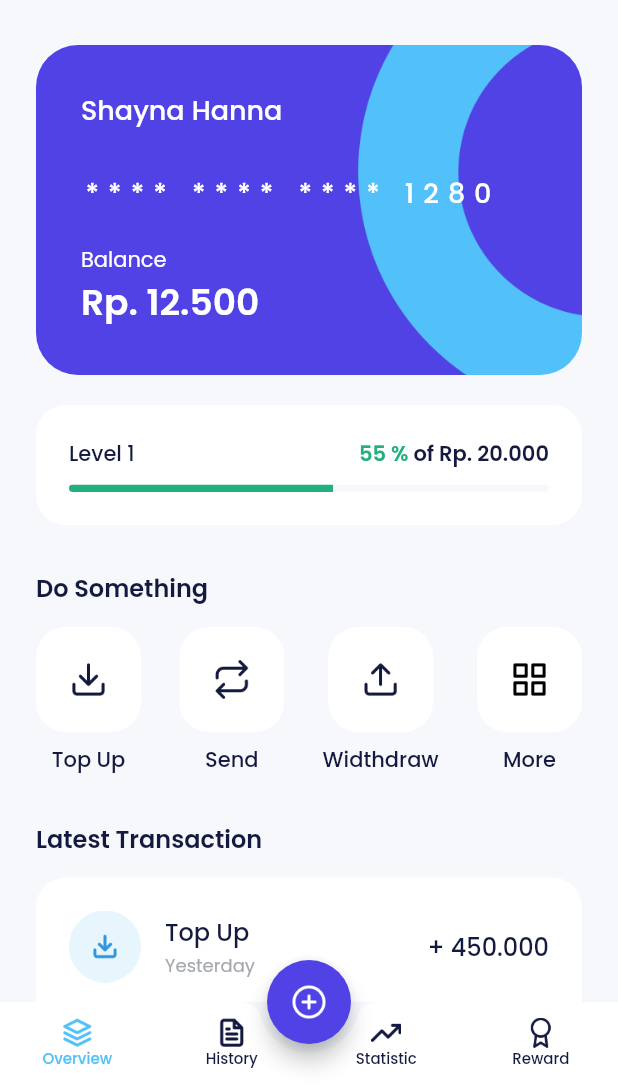
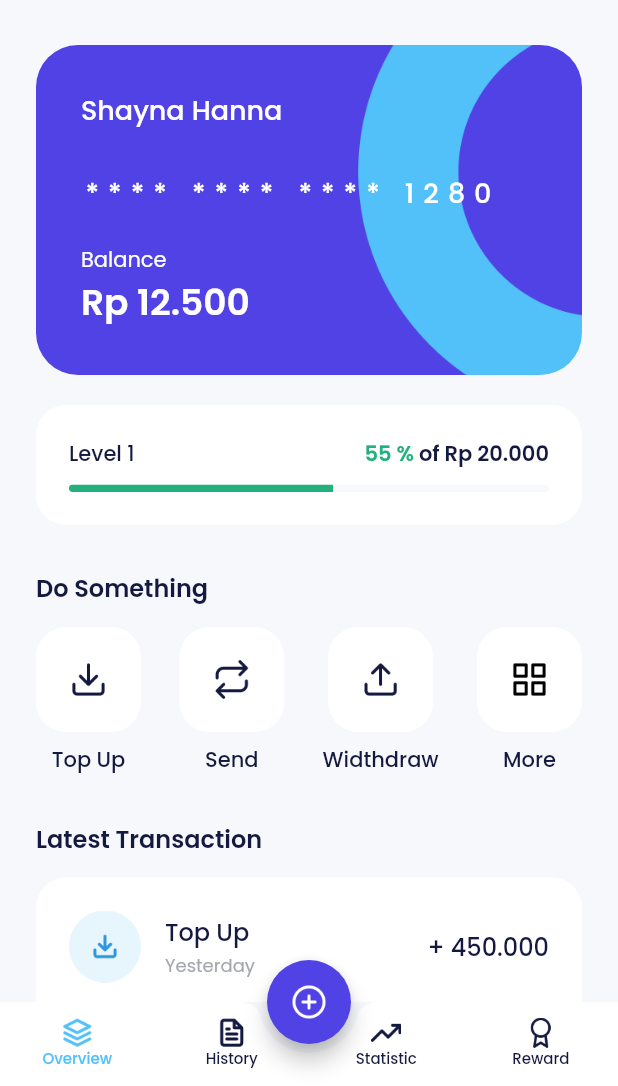
Before and after one commit to TedoHarisC/bank-sha, a Flutter app: the HomePage screen opened by its route, on a phone screen of 412 x 824 dp, the part 150-1236 px from its top. Run offline on Flutter 3.47's test engine with Material 2 defaults, Android fonts, the phone set to English and light mode, and no system bars; our stand-ins replace another_flushbar, carousel_slider, google_fonts.

```diff
--- a/lib/shared/shared_methods.dart
+++ b/lib/shared/shared_methods.dart
@@ -1,6 +1,7 @@
 import 'package:another_flushbar/flushbar.dart';
 import 'package:bank_sha/shared/theme.dart';
 import 'package:flutter/material.dart';
+import 'package:intl/intl.dart';
 
 void showCustomSnackbar(BuildContext context, String message) {
   Flushbar(
@@ -10,3 +11,14 @@ void showCustomSnackbar(BuildContext context, String message) {
     duration: const Duration(seconds: 2),
   ).show(context);
 }
+
+String formatCurrency(
+  num number, {
+  String symbol = 'Rp ',
+}) {
+  return NumberFormat.currency(
+    locale: 'id',
+    symbol: symbol,
+    decimalDigits: 0,
+  ).format(number);
+}
--- a/lib/ui/pages/data_provider_page.dart
+++ b/lib/ui/pages/data_provider_page.dart
@@ -1,3 +1,4 @@
+import 'package:bank_sha/shared/shared_methods.dart';
 import 'package:bank_sha/shared/theme.dart';
 import 'package:bank_sha/ui/widgets/buttons.dart';
 import 'package:bank_sha/ui/widgets/data_povider_item.dart';
@@ -45,7 +46,7 @@ class DataProviderPage extends StatelessWidget {
                   ),
                   const SizedBox(height: 2),
                   Text(
-                    'Balance: Rp 180.000.000',
+                    'Balance: ${formatCurrency(180000000)}',
                     style: greyTextStyle.copyWith(
                       fontSize: 12,
                     ),
--- a/lib/ui/pages/home_page.dart
+++ b/lib/ui/pages/home_page.dart
@@ -1,3 +1,4 @@
+import 'package:bank_sha/shared/shared_methods.dart';
 import 'package:bank_sha/shared/theme.dart';
 import 'package:bank_sha/ui/widgets/home_latest_transaction.dart';
 import 'package:bank_sha/ui/widgets/home_service_item.dart';
@@ -191,7 +192,7 @@ class HomePage extends StatelessWidget {
             style: whiteTextStyle,
           ),
           Text(
-            'Rp. 12.500',
+            formatCurrency(12500),
             style: whiteTextStyle.copyWith(
               fontSize: 24,
               fontWeight: semiBold,
@@ -226,7 +227,7 @@ class HomePage extends StatelessWidget {
                 ),
               ),
               Text(
-                'of Rp. 20.000',
+                'of ${formatCurrency(20000)}',
                 style: blackTextStyle.copyWith(
                   fontWeight: semiBold,
                 ),
@@ -326,36 +327,36 @@ class HomePage extends StatelessWidget {
               color: whiteColor,
             ),
             child: Column(
-              children: const [
+              children: [
                 HomeLatestTransactionItem(
                   iconUrl: 'assets/ic_transaction_category1.png',
                   title: 'Top Up',
                   date: 'Yesterday',
-                  value: '+ 450.000',
+                  value: '+ ${formatCurrency(450000, symbol: '')}',
                 ),
                 HomeLatestTransactionItem(
                   iconUrl: 'assets/ic_transaction_category2.png',
                   title: 'Cashback',
                   date: 'Sep 11',
-                  value: '+ 22.000',
+                  value: '+ ${formatCurrency(22000, symbol: '')}',
                 ),
                 HomeLatestTransactionItem(
                   iconUrl: 'assets/ic_transaction_category3.png',
                   title: 'Withdraw',
                   date: 'Sep 2',
-                  value: '- 5.000',
+                  value: '- ${formatCurrency(5000, symbol: '')}',
                 ),
                 HomeLatestTransactionItem(
                   iconUrl: 'assets/ic_transaction_category4.png',
                   title: 'Transfer',
                   date: 'Aug 27',
-                  value: '- 123.500',
+                  value: '- ${formatCurrency(123500, symbol: '')}',
                 ),
                 HomeLatestTransactionItem(
                   iconUrl: 'assets/ic_transaction_category5.png',
                   title: 'Electric',
                   date: 'Feb 18',
-                  value: '- 12.300.000',
+                  value: '- ${formatCurrency(12300000, symbol: '')}',
                 ),
               ],
             ),
--- a/lib/ui/widgets/package_item.dart
+++ b/lib/ui/widgets/package_item.dart
@@ -1,3 +1,4 @@
+import 'package:bank_sha/shared/shared_methods.dart';
 import 'package:bank_sha/shared/theme.dart';
 import 'package:flutter/material.dart';
 
@@ -41,7 +42,7 @@ class PackageItem extends StatelessWidget {
           ),
           const SizedBox(height: 2),
           Text(
-            'Rp $price',
+            formatCurrency(price),
             style: greyTextStyle.copyWith(
               fontSize: 12,
             ),
```
